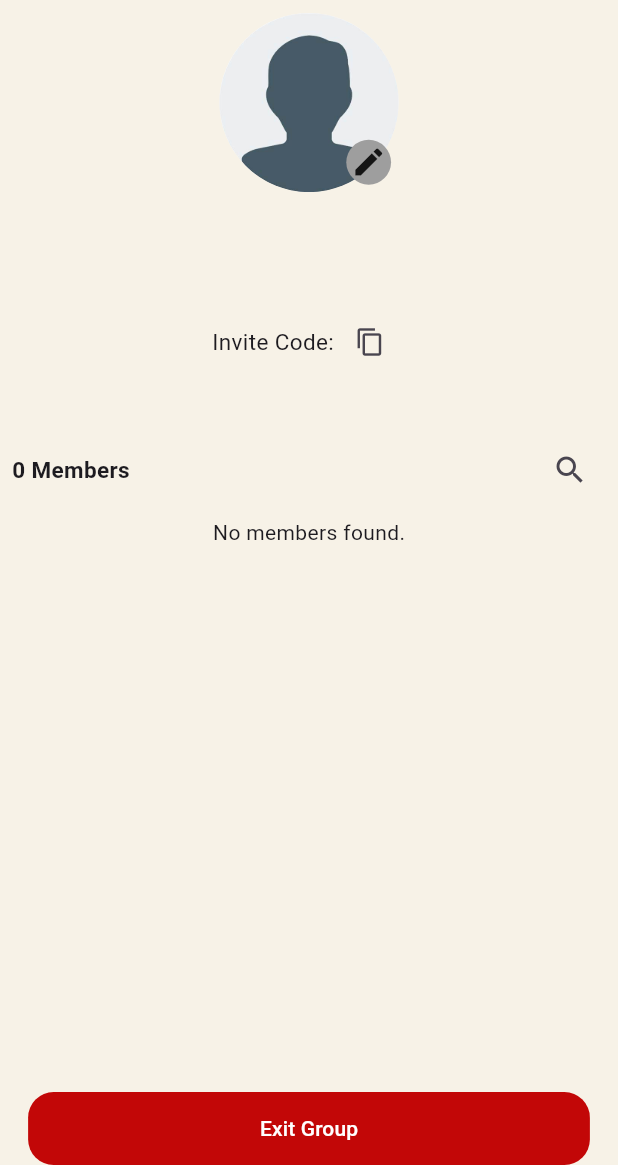
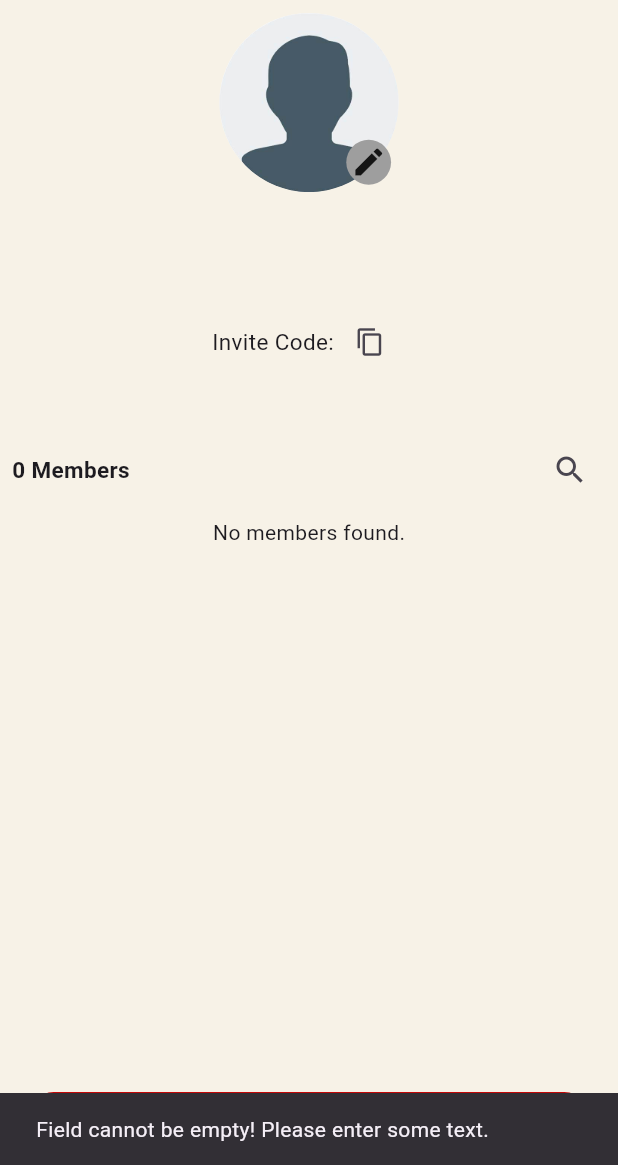
Before and after one commit to Raseelp/glint, a Flutter app: the GroupSettings screen opened directly with empty values, after a tap on the "check" icon, on a phone screen of 412 x 824 dp, the part 71-1236 px from its top. Run offline on Flutter 3.47's test engine with Material 3 defaults, Android fonts, the phone set to English and light mode, and no system bars; our stand-ins replace awesome_snackbar_content, cached_network_image, cloud_firestore, country_picker, firebase_auth, firebase_core and 7 more; accounts and stored records are empty.

Commit message:
Added Null Check for groupname changing and theme changing

```diff
--- a/lib/pages/createGroup.dart
+++ b/lib/pages/createGroup.dart
@@ -146,6 +146,10 @@ class _CreategroupState extends State<Creategroup> {
   }
 
   addUserToFirestore() async {
+    if (_groupNameController.text.isEmpty || _themeController.text.isEmpty) {
+      ScaffoldMessenger.of(context).showSnackBar(SnackBar(
+          content: Text("Field cannot be empty! Please enter some text.")));
+    } else {
       String groupname = _groupNameController.text;
       String theme = _themeController.text;
       Map<String, String?> userDetails = await UserPreferences.getUserDetails();
@@ -206,6 +210,7 @@ class _CreategroupState extends State<Creategroup> {
 
       String? documentId = await getDocumentIdByGroupName(groupname);
       return documentId;
+    }
   }
 
   Future<String?> getDocumentIdByGroupName(String groupName) async {
--- a/lib/pages/groupSettings.dart
+++ b/lib/pages/groupSettings.dart
@@ -418,21 +418,37 @@ class _GroupSettingsState extends State<GroupSettings> {
   }
 
   Future<void> changeGroupName(String groupid, String newgroupname) async {
-    await FirebaseFirestore.instance.collection('groups').doc(groupid).update({
+    if (newgroupname.isEmpty) {
+      ScaffoldMessenger.of(context).showSnackBar(SnackBar(
+          content: Text("Field cannot be empty! Please enter some text.")));
+    } else {
+      await FirebaseFirestore.instance
+          .collection('groups')
+          .doc(groupid)
+          .update({
         'Groupname': newgroupname,
       });
 
       print('GroupName Updated Succcessfully');
     }
+  }
 
   Future<void> changeThemeManuavlly(
       String groupid, String newThemeByUser) async {
-    await FirebaseFirestore.instance.collection('groups').doc(groupid).update({
+    if (newThemeByUser.isEmpty) {
+      ScaffoldMessenger.of(context).showSnackBar(SnackBar(
+          content: Text("Field cannot be empty! Please enter some text.")));
+    } else {
+      await FirebaseFirestore.instance
+          .collection('groups')
+          .doc(groupid)
+          .update({
         'todaystheme': newThemeByUser,
         'lastthemeupdatedat': FieldValue.serverTimestamp()
       });
       isEditable = false;
       print('theme Updated Succcessfully');
+    }
   }
 
   //for exiting a group
```
Lines whose indentation alone changed are shown as unchanged.
